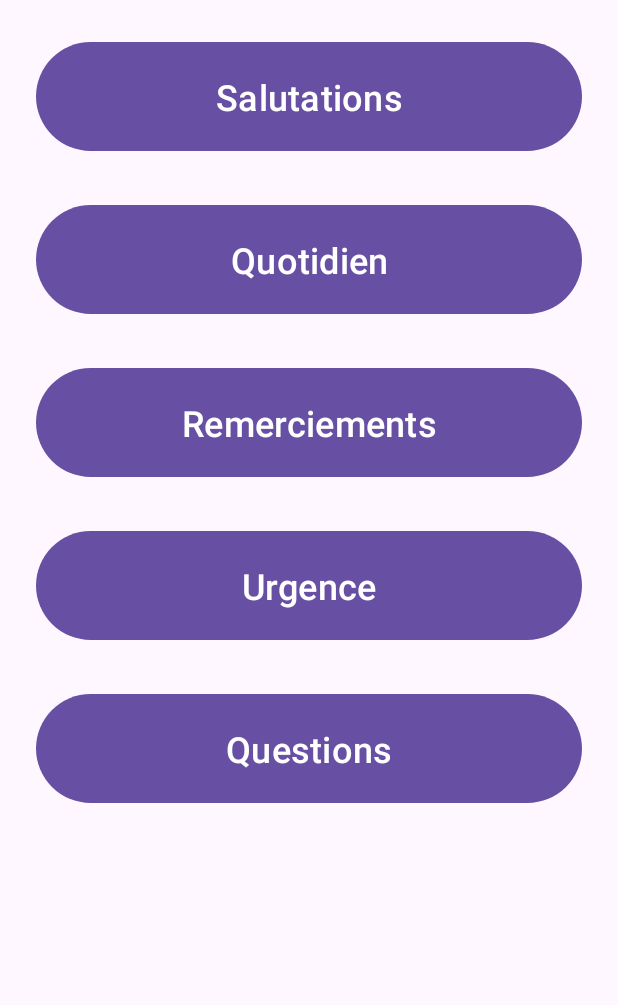
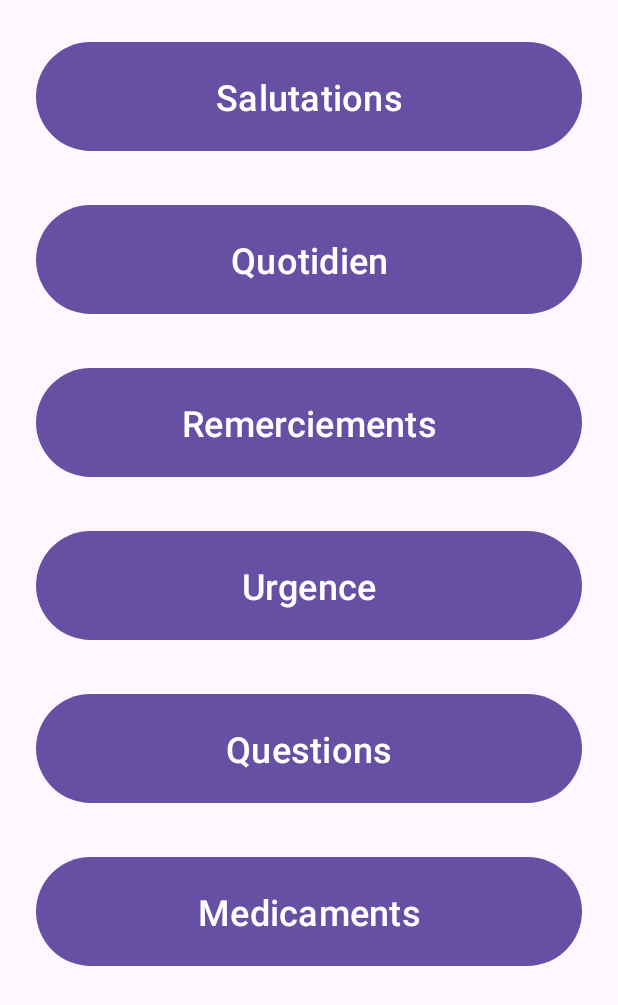
Before and after one commit to GoldenKazoo/Orphonos, an Android app: the screen it shows after launch (MainActivity), on a phone screen of 412 x 824 dp. Shown: the top 1005 px of the screen. Run offline under Robolectric (Android 15) with nearby library versions, the light colour scheme and no system bars.

Commit message:
added Medecine

```diff
--- a/app/src/main/java/com/goldenkazoo/orphonos/MainActivity.java
+++ b/app/src/main/java/com/goldenkazoo/orphonos/MainActivity.java
@@ -10,13 +10,15 @@ import com.goldenkazoo.orphonos.models.Category;
 
 import java.util.ArrayList;
 
-public class MainActivity extends AppCompatActivity {
+public class MainActivity extends AppCompatActivity
+{
 
     private RecyclerView recyclerView;
     private ArrayList<Category> categories;
 
     @Override
-    protected void onCreate(Bundle savedInstanceState) {
+    protected void onCreate(Bundle savedInstanceState)
+    {
         super.onCreate(savedInstanceState);
         setContentView(R.layout.activity_main);
 
@@ -29,6 +31,7 @@ public class MainActivity extends AppCompatActivity {
         categories.add(new Category("Remerciements"));
         categories.add(new Category("Urgence"));
         categories.add(new Category("Questions"));
+        categories.add(new Category("Medicaments"));
 
         CategoryAdapter adapter = new CategoryAdapter(categories, this);
         recyclerView.setAdapter(adapter);
--- a/app/src/main/java/com/goldenkazoo/orphonos/PhrasesActivity.java
+++ b/app/src/main/java/com/goldenkazoo/orphonos/PhrasesActivity.java
@@ -11,14 +11,16 @@ import com.goldenkazoo.orphonos.models.Phrase;
 
 import java.util.ArrayList;
 
-public class PhrasesActivity extends AppCompatActivity {
+public class PhrasesActivity extends AppCompatActivity
+{
 
     private RecyclerView recyclerView;
     private TextView tvCategory;
     private ArrayList<Phrase> phrases;
 
     @Override
-    protected void onCreate(Bundle savedInstanceState) {
+    protected void onCreate(Bundle savedInstanceState)
+    {
         super.onCreate(savedInstanceState);
         setContentView(R.layout.activity_phrases);
 
```
